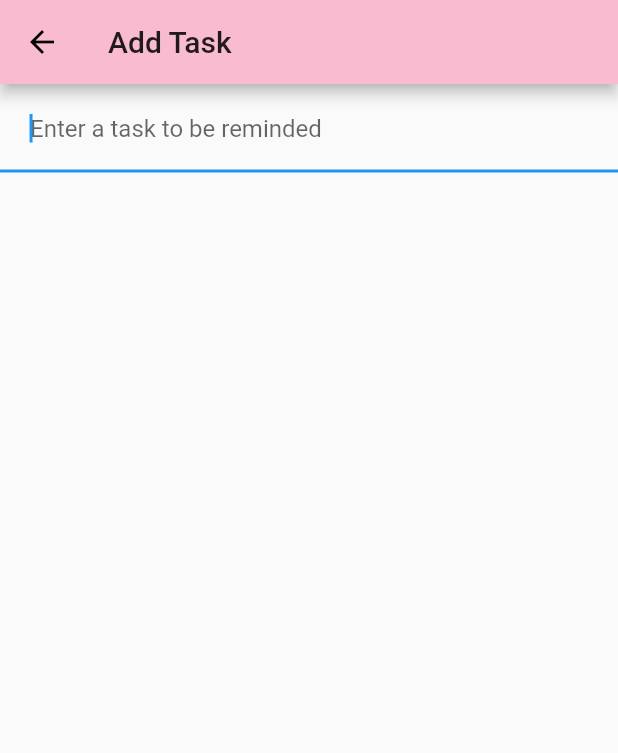
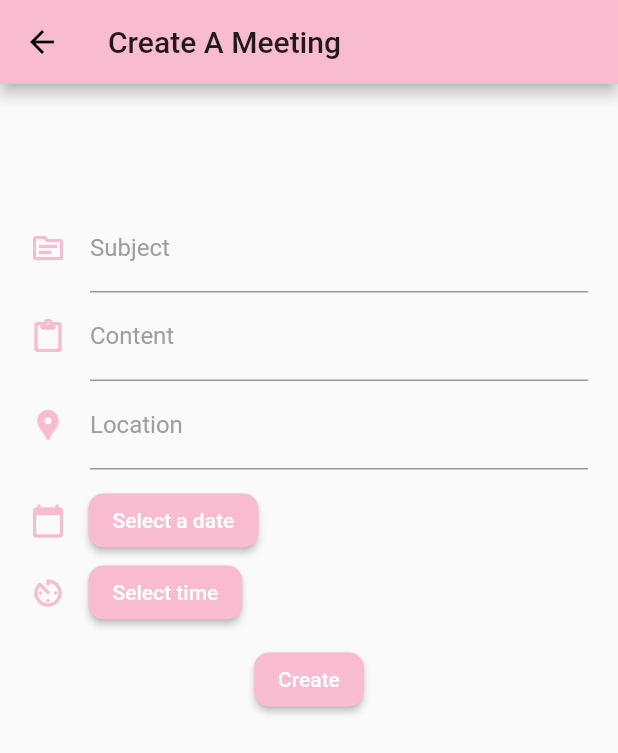
Before and after one commit to oEriic/RemindMeAt, a Flutter app: the screen it shows after launch, after a tap on the "add" icon, on a phone screen of 412 x 824 dp. Shown: the top 753 px of the screen. Run offline on Flutter 3.47's test engine with Material 2 defaults, Android fonts, the phone set to English and light mode, and no system bars; Roboto replaces fonts that are missing (Montserrat).

Commit message:
cot screen to make task

```diff
--- /dev/null
+++ b/lib/create_task.dart
@@ -0,0 +1,250 @@
+import 'package:flutter/material.dart';
+import 'package:flutter/services.dart';
+import 'package:provider/provider.dart';
+import 'package:intl/intl.dart';
+
+class CreateTask extends StatefulWidget{
+  @override
+  _CreateTaskState createState() => _CreateTaskState();
+}
+
+class _CreateTaskState extends State<CreateTask>{
+  final _subjectText = TextEditingController();
+  final _contentText = TextEditingController();
+  final _locationText = TextEditingController();
+
+  bool _validateSubject = true;
+  bool _validateLocation = true;
+
+  DateTime selectedDate;
+  String date;
+  TimeOfDay selectedTime;
+  String time;
+  String subject;
+  String content;
+  String location;
+  String error = '';
+
+  Future<void> _selectDate(BuildContext context) async {
+    final DateTime picked = await showDatePicker(
+        context: context,
+        initialDate: selectedDate == null ? DateTime.now() : selectedDate,
+        firstDate: DateTime(2015, 8),
+        lastDate: DateTime(2101));
+    if (picked != null && picked != selectedDate)
+      setState(() {
+        selectedDate = picked;
+        //"${selectedDate.toLocal()}".split(' ')[0];
+        date = DateFormat.yMMMd().format(selectedDate).toString();
+      });
+  }
+
+  Future<void> _selectTime(BuildContext context) async {
+    final TimeOfDay pickedS = await showTimePicker(
+        context: context,
+        initialTime: selectedTime == null ? TimeOfDay.now() : selectedTime,
+        builder: (BuildContext context, Widget child) {
+          return MediaQuery(
+            data: MediaQuery.of(context).copyWith(alwaysUse24HourFormat: false),
+            child: child,
+          );
+        });
+
+    if (pickedS != null && pickedS != selectedTime)
+      setState(() {
+        selectedTime = pickedS;
+        time = pickedS.format(context);
+      });
+  }
+
+  @override
+  Widget build(BuildContext context) {
+    return Scaffold(
+              appBar: AppBar(
+                title: Text('Create A Meeting'),
+              ),
+              body: SingleChildScrollView(
+                child: Padding(
+                  padding:
+                      EdgeInsets.symmetric(vertical: 80.0, horizontal: 20.0),
+                  child: Column(
+                    mainAxisAlignment: MainAxisAlignment.center,
+                    crossAxisAlignment: CrossAxisAlignment.center,
+                    children: <Widget>[
+                      TextField(
+                        controller: _subjectText,
+                        decoration: InputDecoration(
+                          errorText: _validateSubject
+                              ? null
+                              : 'Subject cannot be empty',
+                          icon: Icon(
+                            Icons.topic_outlined,
+                            color: Colors.pink.shade100,
+                          ),
+                          labelText: 'Subject',
+                          labelStyle: TextStyle(
+                              //fontWeight: FontWeight.bold,
+                              fontFamily: 'Montserrat',
+                              color: Colors.grey),
+                          focusedBorder: UnderlineInputBorder(
+                            borderSide: BorderSide(color: Colors.pink.shade100),
+                          ),
+                        ),
+                      ),
+                      TextField(
+                        controller: _contentText,
+                        keyboardType: TextInputType.multiline,
+                        minLines: 1,
+                        maxLines: 3,
+                        decoration: InputDecoration(
+                          icon: Icon(
+                            Icons.content_paste_rounded,
+                            color: Colors.pink.shade100,
+                          ),
+                          labelText: 'Content',
+                          labelStyle: TextStyle(
+                              //fontWeight: FontWeight.bold,
+                              fontFamily: 'Montserrat',
+                              color: Colors.grey),
+                          focusedBorder: UnderlineInputBorder(
+                            borderSide: BorderSide(color: Colors.pink.shade100),
+                          ),
+                        ),
+                      ),
+                      // Text("${selectedDate.toLocal()}".split(' ')[0]),
+                      TextField(
+                        controller: _locationText,
+                        decoration: InputDecoration(
+                          errorText: _validateLocation
+                              ? null
+                              : 'Location cannot be empty',
+                          icon: Icon(
+                            Icons.location_pin,
+                            color: Colors.pink.shade100,
+                          ),
+                          labelText: 'Location',
+                          labelStyle: TextStyle(
+                              //fontWeight: FontWeight.bold,
+                              fontFamily: 'Montserrat',
+                              color: Colors.grey),
+                          focusedBorder: UnderlineInputBorder(
+                            borderSide: BorderSide(color: Colors.pink.shade100),
+                          ),
+                        ),
+                      ),
+                      SizedBox(
+                        height: 10.0,
+                      ),
+                      Row(
+                        children: <Widget>[
+                          Icon(
+                            Icons.calendar_today_rounded,
+                            color: Colors.pink.shade100,
+                          ),
+                          SizedBox(width: 15.0),
+                          ElevatedButton(
+                            style: ElevatedButton.styleFrom(
+                              shape: RoundedRectangleBorder(
+                                borderRadius: BorderRadius.circular(10.0),
+                              ),
+                              primary: Colors.pink.shade100,
+                            ),
+                            onPressed: () => _selectDate(context),
+                            // child: Text('Select date'),
+                            child: Text(
+                              selectedDate == null
+                                  ? 'Select a date'
+                                  : "${selectedDate.toLocal()}".split(' ')[0],
+                              style: TextStyle(
+                                color: Colors.white,
+                              ),
+                            ),
+                          ),
+                        ],
+                      ),
+                      Row(
+                        children: <Widget>[
+                          Icon(
+                            Icons.av_timer_rounded,
+                            color: Colors.pink.shade100,
+                          ),
+                          SizedBox(width: 15.0),
+                          ElevatedButton(
+                            style: ElevatedButton.styleFrom(
+                              shape: RoundedRectangleBorder(
+                                borderRadius: BorderRadius.circular(10.0),
+                              ),
+                              primary: Colors.pink.shade100,
+                            ),
+                            onPressed: () => _selectTime(context),
+                            // child: Text('Select date'),
+                            child: Text(
+                              selectedTime == null
+                                  ? 'Select time'
+                                  : selectedTime.format(context),
+                              style: TextStyle(
+                                color: Colors.white,
+                              ),
+                            ),
+                          ),
+                        ],
+                      ),
+                      SizedBox(height: 10.0),
+                      ElevatedButton(
+                        style: ElevatedButton.styleFrom(
+                          shape: RoundedRectangleBorder(
+                            borderRadius: BorderRadius.circular(10.0),
+                          ),
+                          primary: Colors.pink.shade100,
+                        ),
+                        onPressed: () {
+                          setState(
+                            () {
+                              bool subjectTextValid =
+                                  _subjectText.text.isNotEmpty;
+                              bool locationTextValid =
+                                  _locationText.text.isNotEmpty;
+                              if (subjectTextValid &&
+                                  locationTextValid &&
+                                  date != null &&
+                                  time != null) {
+                                error = '';
+                                _validateSubject = true;
+                                _validateLocation = true;
+                                subject = _subjectText.text.toString();
+                                content = _contentText.text.toString();
+                                location = _locationText.text.toString();
+                                print(
+                                    "$subject $date $time $content");
+                              } else {
+                                if (!subjectTextValid) {
+                                  _validateSubject = false;
+                                }
+
+                                if (date == null || time == null) {
+                                  error = "You haven't chosen date or time";
+                                }
+                              }
+                            },
+                          );
+                        },
+                        child:
+
+                        Text(
+                          'Create',
+                          style: TextStyle(
+                            color: Colors.white,
+                          ),
+                        ),
+                      ),
+                      Text(
+                        error,
+                        style: TextStyle(color: Colors.red, fontSize: 14.0),
+                      ),
+                    ],
+                  ),
+                ),
+              ),
+            );
+  }
+}
--- a/lib/main.dart
+++ b/lib/main.dart
@@ -1,5 +1,5 @@
 import 'package:flutter/material.dart';
-
+import 'create_task.dart';
 void main() {
   runApp(MyApp());
 }
@@ -77,24 +77,7 @@ class TaskList extends State<MyHomePage> {
   void _pushAddTaskScreen(){
     Navigator.of(context).push(
       MaterialPageRoute(
-        builder: (context){
-          return Scaffold(
-            appBar: AppBar(
-              title: Text('Add Task')
-            ),
-            body: TextField(
-              autofocus: true,
-              onSubmitted: (val){
-                _addTaskItem(val);
-                Navigator.pop(context);
-            },
-            decoration: InputDecoration(
-              hintText: 'Enter a task to be reminded',
-              contentPadding: const EdgeInsets.all(20.0)
-            ),
-            )
-          );
-      }
+        builder: (context) => CreateTask(),
       )
     );
   }
--- a/pubspec.yaml
+++ b/pubspec.yaml
@@ -28,7 +28,11 @@ dependencies:
   # The following adds the Cupertino Icons font to your application.
   # Use with the CupertinoIcons class for iOS style icons.
   cupertino_icons: ^1.0.2
-
+  google_fonts: ^2.0.0
+  flutter_svg: ^0.17.4
+  provider: ^4.3.3
+  flutter_spinkit: ^5.0.0
+  intl: ^0.16.1
 dev_dependencies:
   flutter_test:
     sdk: flutter
```
Also changed, not shown: pubspec.lock.
